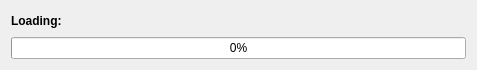
This is loadscreen.ui in jesper/trippy as Qt 5 draws it before an edit. The edited form follows.
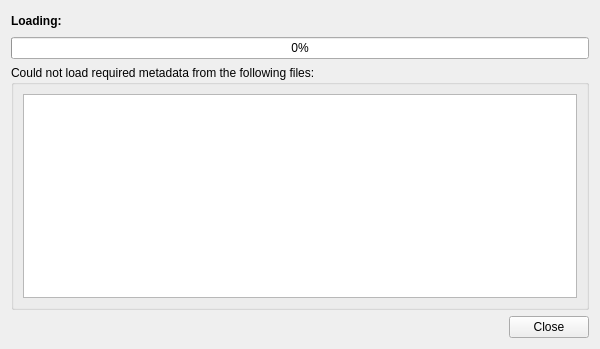
This is the edited form.

Commit message: Failed photos now show up in a list in the load dialog, instead of popping up messages boxes.

```diff
--- a/loadscreen.ui
+++ b/loadscreen.ui
@@ -5,10 +5,16 @@
    <rect>
     <x>0</x>
     <y>0</y>
-    <width>477</width>
-    <height>69</height>
+    <width>600</width>
+    <height>349</height>
    </rect>
   </property>
+  <property name="minimumSize" >
+   <size>
+    <width>500</width>
+    <height>0</height>
+   </size>
+  </property>
   <property name="windowTitle" >
    <string>Loading Photos...</string>
   </property>
@@ -51,6 +57,52 @@
      </property>
     </widget>
    </item>
+   <item>
+    <layout class="QVBoxLayout" name="layout_failures" >
+     <item>
+      <widget class="QGroupBox" name="gb_failures" >
+       <property name="maximumSize" >
+        <size>
+         <width>16777215</width>
+         <height>300</height>
+        </size>
+       </property>
+       <property name="title" >
+        <string>Could not load required metadata from the following files:</string>
+       </property>
+       <layout class="QVBoxLayout" name="verticalLayout_3" >
+        <item>
+         <widget class="QListWidget" name="lw_failPhotos" />
+        </item>
+       </layout>
+      </widget>
+     </item>
+    </layout>
+   </item>
+   <item>
+    <layout class="QHBoxLayout" name="horizontalLayout" >
+     <item>
+      <spacer name="horizontalSpacer" >
+       <property name="orientation" >
+        <enum>Qt::Horizontal</enum>
+       </property>
+       <property name="sizeHint" stdset="0" >
+        <size>
+         <width>40</width>
+         <height>20</height>
+        </size>
+       </property>
+      </spacer>
+     </item>
+     <item>
+      <widget class="QPushButton" name="pushButton_2" >
+       <property name="text" >
+        <string>Close</string>
+       </property>
+      </widget>
+     </item>
+    </layout>
+   </item>
   </layout>
  </widget>
  <resources/>
```
Left out of the diff: 22 changed lines with no effect on the pictures. The commit also changes 3 other files.
